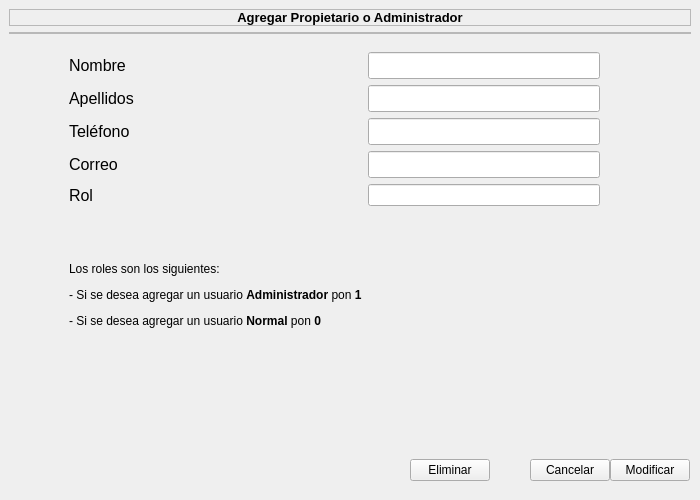
The window that ui/ui_files/EditarPropietario.ui (Salinas03/Sistema-Seguridad) describes before a commit, drawn with Qt 5.
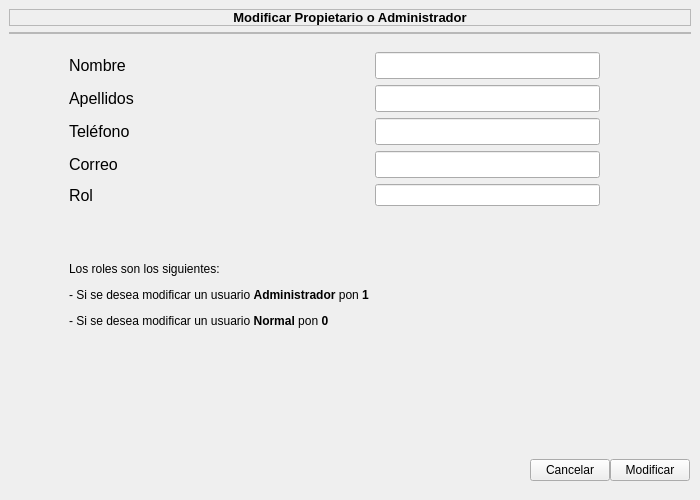
The same window after the commit.

Commit message:
Funcionalidad de datos propietario
Ya funciona el CRUD del lado de propietario, puede agregar un nuevo propietario y se actualiza la tabla, así como, modificación y eliminación de propietarios, también se creo al ventana de modificar equipos y se creo el controlador de modificar equipos

```diff
--- a/ui/ui_files/EditarPropietario.ui
+++ b/ui/ui_files/EditarPropietario.ui
@@ -100,7 +100,7 @@
              </font>
             </property>
             <property name="text">
-             <string>Agregar Propietario o Administrador</string>
+             <string>Modificar Propietario o Administrador</string>
             </property>
             <property name="alignment">
              <set>Qt::AlignCenter</set>
@@ -230,7 +230,7 @@
              </size>
             </property>
             <property name="text">
-             <string>&lt;html&gt;&lt;head/&gt;&lt;body&gt;&lt;p&gt;Los roles son los siguientes:&lt;/p&gt;&lt;p&gt;- Si se desea agregar un usuario &lt;span style=&quot; font-weight:600;&quot;&gt;Administrador&lt;/span&gt; pon &lt;span style=&quot; font-weight:600;&quot;&gt;1&lt;/span&gt;&lt;/p&gt;&lt;p&gt;- Si se desea agregar un usuario &lt;span style=&quot; font-weight:600;&quot;&gt;Normal&lt;/span&gt; pon &lt;span style=&quot; font-weight:600;&quot;&gt;0&lt;/span&gt;&lt;/p&gt;&lt;/body&gt;&lt;/html&gt;</string>
+             <string>&lt;html&gt;&lt;head/&gt;&lt;body&gt;&lt;p&gt;Los roles son los siguientes:&lt;/p&gt;&lt;p&gt;- Si se desea modificar un usuario &lt;span style=&quot; font-weight:600;&quot;&gt;Administrador&lt;/span&gt; pon &lt;span style=&quot; font-weight:600;&quot;&gt;1&lt;/span&gt;&lt;/p&gt;&lt;p&gt;- Si se desea modificar un usuario &lt;span style=&quot; font-weight:600;&quot;&gt;Normal&lt;/span&gt; pon &lt;span style=&quot; font-weight:600;&quot;&gt;0&lt;/span&gt;&lt;/p&gt;&lt;/body&gt;&lt;/html&gt;</string>
             </property>
            </widget>
           </item>
@@ -339,26 +339,6 @@
           <property name="bottomMargin">
            <number>0</number>
           </property>
-          <item>
-           <widget class="QPushButton" name="eliminar_propietario_btn">
-            <property name="text">
-             <string>Eliminar</string>
-            </property>
-           </widget>
-          </item>
-          <item>
-           <spacer name="horizontalSpacer">
-            <property name="orientation">
-             <enum>Qt::Horizontal</enum>
-            </property>
-            <property name="sizeHint" stdset="0">
-             <size>
-              <width>40</width>
-              <height>20</height>
-             </size>
-            </property>
-           </spacer>
-          </item>
           <item>
            <widget class="QPushButton" name="cancelar_admin_btn">
             <property name="text">
```
The commit also changes 22 other files.
